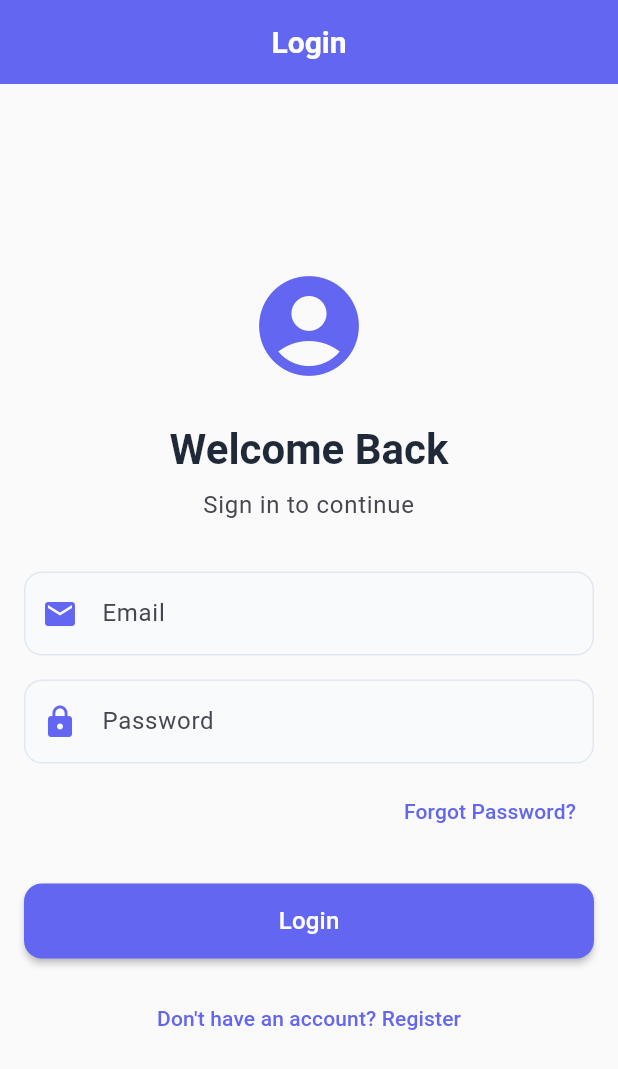
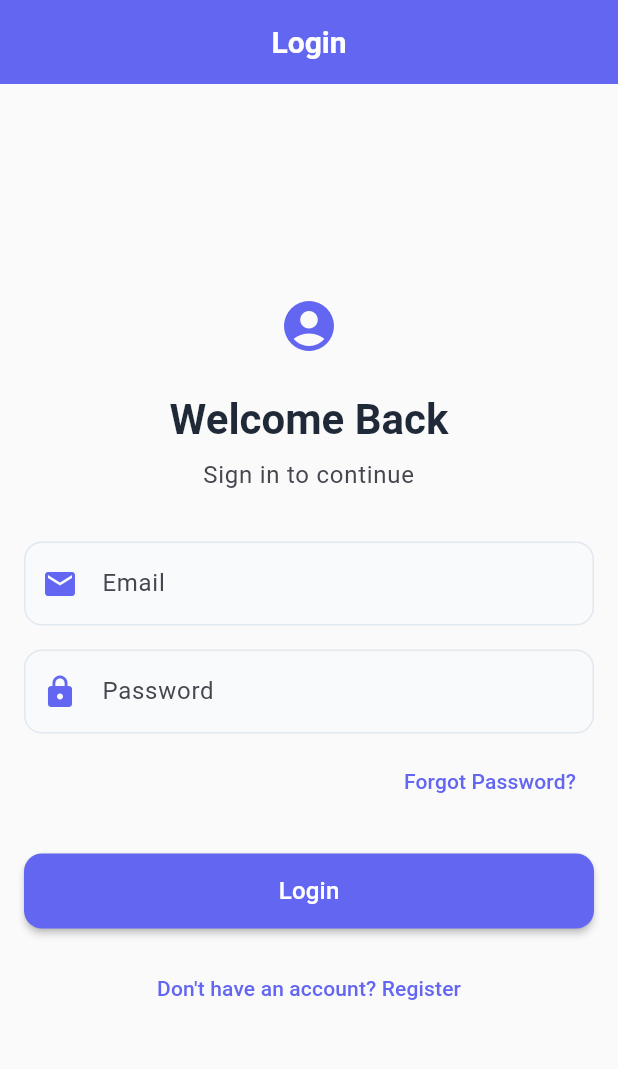
Before and after one commit to Ali1raz/MobileApp-development-, a Flutter app: the screen it shows after launch, on a phone screen of 412 x 824 dp. Shown: the top 1069 px of the screen. Run offline on Flutter 3.47's test engine with Material 3 defaults, Android fonts, the light colour scheme and no system bars; our stand-ins replace connectivity_plus, flutter_dotenv, flutter_riverpod, permission_handler, shared_preferences, sqflite and 2 more; missing offline and left inert: excel, sqlite3; accounts and stored records are empty.

Commit message:
ui bug fixes

```diff
--- a/split_smart_supabase/lib/screens/login_screen.dart
+++ b/split_smart_supabase/lib/screens/login_screen.dart
@@ -73,15 +73,31 @@ class _LoginScreenState extends State<LoginScreen> {
 
     return Scaffold(
       appBar: AppBar(title: const Text('Login')),
-      body: Padding(
+      body: SafeArea(
+        child: SingleChildScrollView(
           padding: const EdgeInsets.all(16.0),
+          child: ConstrainedBox(
+            constraints: BoxConstraints(
+              minHeight:
+                  MediaQuery.of(context).size.height -
+                  MediaQuery.of(context).padding.top -
+                  kToolbarHeight -
+                  32,
+            ),
+            child: IntrinsicHeight(
               child: Form(
                 key: _formKey,
                 child: Column(
                   mainAxisAlignment: MainAxisAlignment.center,
+                  crossAxisAlignment: CrossAxisAlignment.stretch,
                   children: [
+                    const SizedBox(height: 40),
                     // App Logo/Icon
-              Icon(Icons.account_circle, size: 80, color: colorScheme.primary),
+                    Icon(
+                      Icons.account_circle,
+                      size: 40,
+                      color: colorScheme.primary,
+                    ),
                     const SizedBox(height: 24),
                     Text(
                       'Welcome Back',
@@ -105,7 +121,10 @@ class _LoginScreenState extends State<LoginScreen> {
                       decoration: InputDecoration(
                         labelText: 'Email',
                         hintText: 'Enter your email address',
-                  prefixIcon: Icon(Icons.email, color: colorScheme.primary),
+                        prefixIcon: Icon(
+                          Icons.email,
+                          color: colorScheme.primary,
+                        ),
                       ),
                       keyboardType: TextInputType.emailAddress,
                       validator: (value) {
@@ -121,7 +140,10 @@ class _LoginScreenState extends State<LoginScreen> {
                       decoration: InputDecoration(
                         labelText: 'Password',
                         hintText: 'Enter your password',
-                  prefixIcon: Icon(Icons.lock, color: colorScheme.primary),
+                        prefixIcon: Icon(
+                          Icons.lock,
+                          color: colorScheme.primary,
+                        ),
                       ),
                       obscureText: true,
                       validator: (value) {
@@ -180,7 +202,11 @@ class _LoginScreenState extends State<LoginScreen> {
                         style: TextStyle(color: colorScheme.primary),
                       ),
                     ),
+                    const SizedBox(height: 40),
                   ],
+                ),
+              ),
+            ),
           ),
         ),
       ),
```
Also changed, not shown: split_smart_supabase/lib/screens/register_screen.dart (+28 -4 lines). Lines whose indentation alone changed are shown as unchanged.
